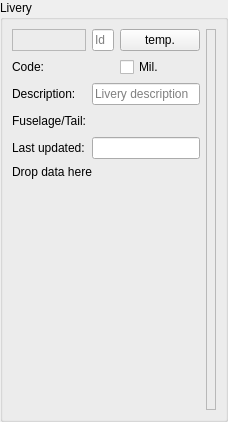
Old version of the form src/blackgui/editors/liveryform.ui in the repository swift-project/pilotclient.
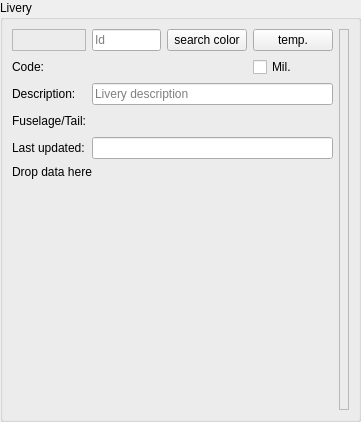
New version of the form. Custom widgets are drawn as their Qt base class.

Commit message: refs #742, allow to search for color liveries in livery form (using dialog)

The edit to the form file:
```diff
--- a/src/blackgui/editors/liveryform.ui
+++ b/src/blackgui/editors/liveryform.ui
@@ -6,7 +6,7 @@
    <rect>
     <x>0</x>
     <y>0</y>
-    <width>221</width>
+    <width>361</width>
     <height>422</height>
    </rect>
   </property>
@@ -35,42 +35,6 @@
       <string>Livery</string>
      </property>
      <layout class="QGridLayout" name="gl_Livery">
-      <item row="0" column="0">
-       <widget class="BlackGui::CLabelAndIcon" name="lai_Id">
-        <property name="frameShape">
-         <enum>QFrame::StyledPanel</enum>
-        </property>
-        <property name="frameShadow">
-         <enum>QFrame::Raised</enum>
-        </property>
-       </widget>
-      </item>
-      <item row="0" column="3" rowspan="7">
-       <widget class="BlackGui::Editors::CValidationIndicator" name="val_Indicator">
-        <property name="minimumSize">
-         <size>
-          <width>10</width>
-          <height>0</height>
-         </size>
-        </property>
-        <property name="frameShape">
-         <enum>QFrame::StyledPanel</enum>
-        </property>
-        <property name="frameShadow">
-         <enum>QFrame::Raised</enum>
-        </property>
-       </widget>
-      </item>
-      <item row="2" column="0">
-       <widget class="QLabel" name="lbl_Description">
-        <property name="text">
-         <string>Description:</string>
-        </property>
-        <property name="buddy">
-         <cstring>le_Description</cstring>
-        </property>
-       </widget>
-      </item>
       <item row="4" column="0">
        <widget class="QLabel" name="lbl_Timestamp">
         <property name="text">
@@ -81,6 +45,16 @@
         </property>
        </widget>
       </item>
+      <item row="2" column="0">
+       <widget class="QLabel" name="lbl_Description">
+        <property name="text">
+         <string>Description:</string>
+        </property>
+        <property name="buddy">
+         <cstring>le_Description</cstring>
+        </property>
+       </widget>
+      </item>
       <item row="0" column="1">
        <widget class="QLineEdit" name="le_Id">
         <property name="maximumSize">
@@ -111,38 +85,81 @@
         </property>
        </widget>
       </item>
-      <item row="6" column="0" colspan="3">
-       <widget class="BlackGui::Editors::CAirlineIcaoForm" name="editor_AirlineIcao">
-        <property name="minimumSize">
-         <size>
-          <width>0</width>
-          <height>225</height>
-         </size>
-        </property>
-       </widget>
-      </item>
-      <item row="5" column="0" colspan="3">
-       <widget class="BlackGui::CDropSite" name="drop_DropData">
-        <property name="text">
-         <string>Drop data here</string>
-        </property>
-       </widget>
-      </item>
-      <item row="4" column="1" colspan="2">
+      <item row="4" column="1" colspan="3">
        <widget class="QLineEdit" name="le_Updated">
         <property name="readOnly">
          <bool>true</bool>
         </property>
        </widget>
       </item>
-      <item row="2" column="1" colspan="2">
+      <item row="2" column="1" colspan="3">
        <widget class="QLineEdit" name="le_Description">
         <property name="placeholderText">
          <string>Livery description</string>
         </property>
        </widget>
       </item>
-      <item row="3" column="1" colspan="2">
+      <item row="5" column="0" colspan="4">
+       <widget class="BlackGui::CDropSite" name="drop_DropData">
+        <property name="text">
+         <string>Drop data here</string>
+        </property>
+       </widget>
+      </item>
+      <item row="1" column="3">
+       <widget class="QCheckBox" name="cb_Military">
+        <property name="toolTip">
+         <string>Military livery</string>
+        </property>
+        <property name="text">
+         <string>Mil.</string>
+        </property>
+       </widget>
+      </item>
+      <item row="0" column="3">
+       <widget class="QPushButton" name="pb_TempLivery">
+        <property name="text">
+         <string>temp.</string>
+        </property>
+       </widget>
+      </item>
+      <item row="0" column="4" rowspan="7">
+       <widget class="BlackGui::Editors::CValidationIndicator" name="val_Indicator">
+        <property name="minimumSize">
+         <size>
+          <width>10</width>
+          <height>0</height>
+         </size>
+        </property>
+        <property name="frameShape">
+         <enum>QFrame::StyledPanel</enum>
+        </property>
+        <property name="frameShadow">
+         <enum>QFrame::Raised</enum>
+        </property>
+       </widget>
+      </item>
+      <item row="0" column="0">
+       <widget class="BlackGui::CLabelAndIcon" name="lai_Id">
+        <property name="frameShape">
+         <enum>QFrame::StyledPanel</enum>
+        </property>
+        <property name="frameShadow">
+         <enum>QFrame::Raised</enum>
+        </property>
+       </widget>
+      </item>
+      <item row="6" column="0" colspan="4">
+       <widget class="BlackGui::Editors::CAirlineIcaoForm" name="editor_AirlineIcao">
+        <property name="minimumSize">
+         <size>
+          <width>0</width>
+          <height>225</height>
+         </size>
+        </property>
+       </widget>
+      </item>
+      <item row="3" column="1" colspan="3">
        <widget class="QWidget" name="wi_Colors" native="true">
         <layout class="QHBoxLayout" name="hl_Colors">
          <property name="spacing">
@@ -162,21 +179,21 @@
          </property>
          <item alignment="Qt::AlignLeft">
           <widget class="BlackGui::Components::CColorSelector" name="color_Fuselage">
-           <property name="frameShape">
-            <enum>QFrame::StyledPanel</enum>
-           </property>
-           <property name="frameShadow">
-            <enum>QFrame::Raised</enum>
+           <property name="minimumSize">
+            <size>
+             <width>75</width>
+             <height>0</height>
+            </size>
            </property>
           </widget>
          </item>
          <item alignment="Qt::AlignLeft">
           <widget class="BlackGui::Components::CColorSelector" name="color_Tail">
-           <property name="frameShape">
-            <enum>QFrame::StyledPanel</enum>
-           </property>
-           <property name="frameShadow">
-            <enum>QFrame::Raised</enum>
+           <property name="minimumSize">
+            <size>
+             <width>75</width>
+             <height>0</height>
+            </size>
            </property>
           </widget>
          </item>
@@ -196,26 +213,16 @@
         </layout>
        </widget>
       </item>
-      <item row="1" column="1">
-       <widget class="BlackGui::Components::CDbLiverySelectorComponent" name="comp_LiverySelector"/>
-      </item>
-      <item row="1" column="2">
-       <widget class="QCheckBox" name="cb_Military">
-        <property name="toolTip">
-         <string>Military livery</string>
-        </property>
-        <property name="text">
-         <string>Mil.</string>
-        </property>
-       </widget>
-      </item>
       <item row="0" column="2">
-       <widget class="QPushButton" name="pb_TempLivery">
+       <widget class="QPushButton" name="pb_SearchColor">
         <property name="text">
-         <string>temp.</string>
+         <string>search color</string>
         </property>
        </widget>
       </item>
+      <item row="1" column="1" colspan="2">
+       <widget class="BlackGui::Components::CDbLiverySelectorComponent" name="comp_LiverySelector"/>
+      </item>
      </layout>
     </widget>
    </item>
```
The commit also changes 2 other files.
